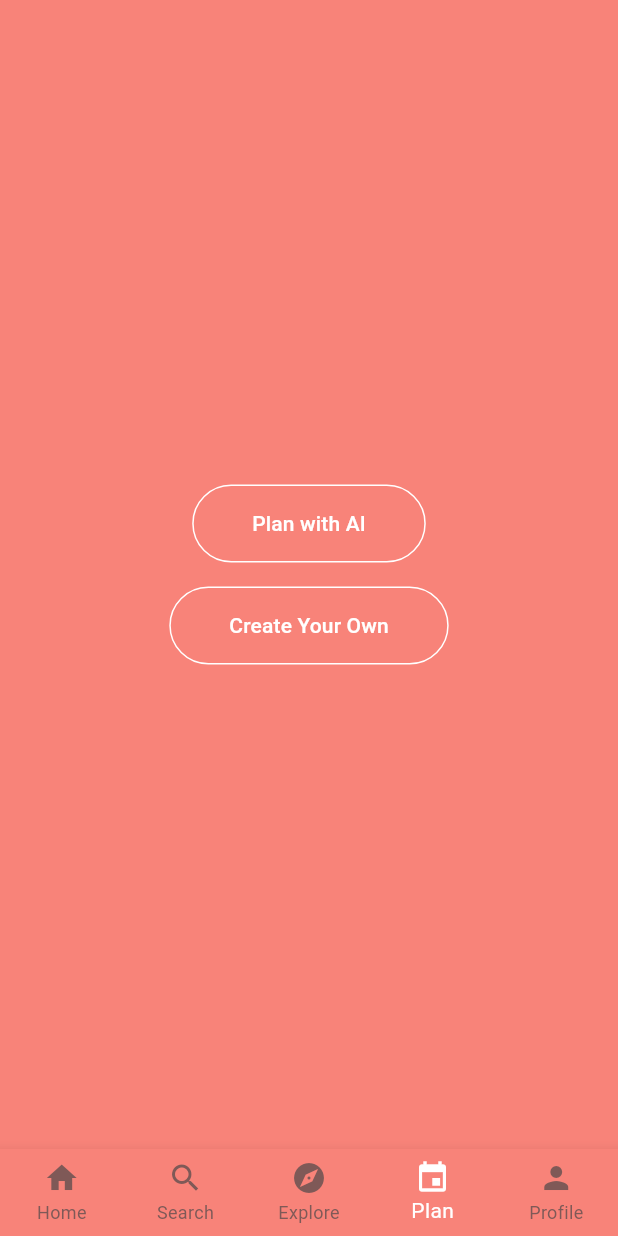
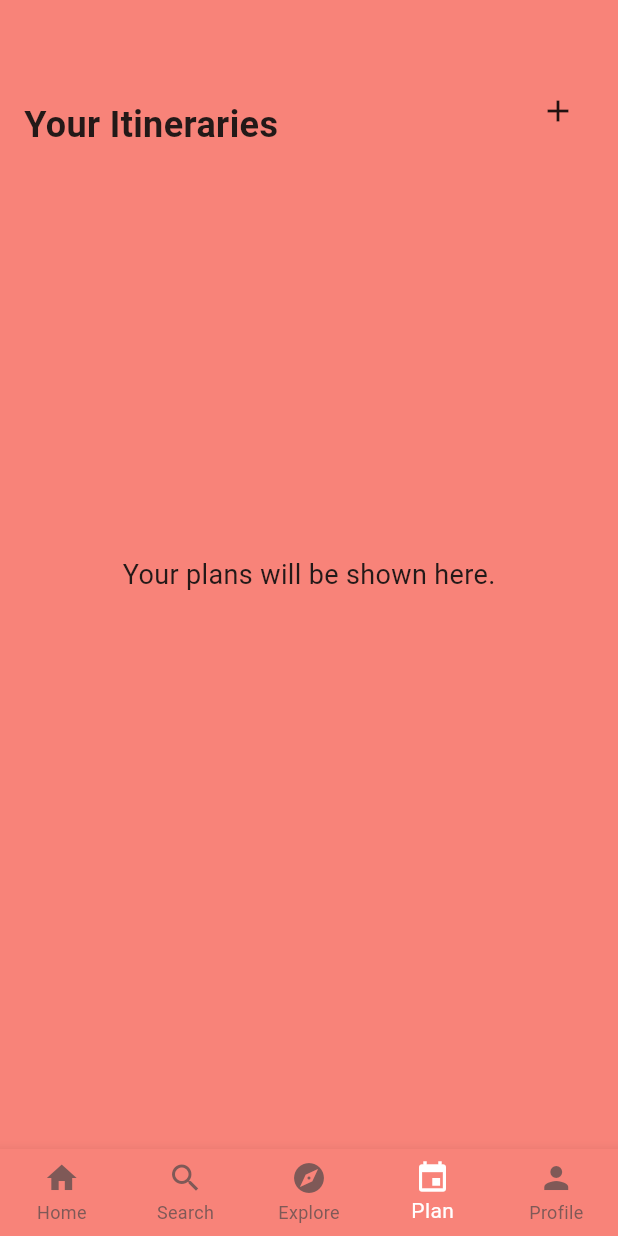
Before and after one commit to aitikirala/wingman_app, a Flutter app: the screen it shows once a user with an empty profile is signed in, item 4 of the bottom bar chosen, on a phone screen of 412 x 824 dp. Run offline on Flutter 3.47's test engine with Material 3 defaults, Android fonts, the phone set to English and light mode, and no system bars; our stand-ins replace cloud_firestore, firebase_auth, firebase_core, geolocator, google_maps_flutter, google_sign_in; accounts and stored records are empty.

Commit message:
made some changes to the itinerary page

```diff
--- a/lib/pages/plan/plan_tab.dart
+++ b/lib/pages/plan/plan_tab.dart
@@ -1,4 +1,3 @@
-// plan_tab.dart
 import 'package:flutter/material.dart';
 import 'calendar.dart'; // Import the calendar screen
 
@@ -7,53 +6,63 @@ class PlanTab extends StatelessWidget {
 
   @override
   Widget build(BuildContext context) {
-    return Center(
-      child: Column(
-        mainAxisAlignment: MainAxisAlignment.center,
+    return Scaffold(
+      body: Stack(
         children: [
-          ElevatedButton(
-            onPressed: () {
-              // Implement the "Plan with AI" functionality here
-            },
-            style: ElevatedButton.styleFrom(
-              backgroundColor: Colors.transparent,
-              shadowColor: Colors.transparent,
-              foregroundColor: Colors.white, // White text color
-              shape: RoundedRectangleBorder(
-                borderRadius: BorderRadius.circular(
-                    30), // Increased for full-rounded effect
-                side: BorderSide(color: Colors.white), // White border
+          Positioned(
+            top: 50,
+            right: 16,
+            child: PopupMenuButton<String>(
+              icon: const Icon(Icons.add),
+              tooltip: 'Add Plan',
+              onSelected: (value) {
+                if (value == 'plan_ai') {
+                  // Add functionality for Plan with AI
+                  print('Plan with AI selected');
+                } else if (value == 'create_own') {
+                  // Navigate to the Calendar screen
+                  Navigator.push(
+                    context,
+                    MaterialPageRoute(
+                      builder: (context) => const Calendar(),
+                    ),
+                  );
+                }
+              },
+              itemBuilder: (BuildContext context) => [
+                const PopupMenuItem(
+                  value: 'plan_ai',
+                  child: ListTile(
+                    leading: Icon(Icons.smart_toy),
+                    title: Text('Plan with AI'),
+                  ),
+                ),
+                const PopupMenuItem(
+                  value: 'create_own',
+                  child: ListTile(
+                    leading: Icon(Icons.edit_calendar),
+                    title: Text('Create Your Own'),
+                  ),
+                ),
+              ],
+            ),
+          ),
+          Positioned(
+            top: 66, // 10 points below the + button
+            left: 16,
+            child: const Text(
+              'Your Itineraries',
+              style: TextStyle(
+                fontSize: 24, // Adjust font size as needed
+                fontWeight: FontWeight.bold,
               ),
-              padding: const EdgeInsets.symmetric(
-                  horizontal: 40,
-                  vertical: 16), // Increase padding for a pill shape
             ),
-            child: const Text('Plan with AI'),
           ),
-          const SizedBox(height: 16),
-          ElevatedButton(
-            onPressed: () {
-              Navigator.push(
-                context,
-                MaterialPageRoute(
-                  builder: (context) => const Calendar(),
-                ),
-              );
-            },
-            style: ElevatedButton.styleFrom(
-              backgroundColor: Colors.transparent,
-              shadowColor: Colors.transparent,
-              foregroundColor: Colors.white, // White text color
-              shape: RoundedRectangleBorder(
-                borderRadius: BorderRadius.circular(
-                    30), // Increased for full-rounded effect
-                side: BorderSide(color: Colors.white), // White border
-              ),
-              padding: const EdgeInsets.symmetric(
-                  horizontal: 40,
-                  vertical: 16), // Increase padding for a pill shape
+          Center(
+            child: const Text(
+              'Your plans will be shown here.',
+              style: TextStyle(fontSize: 18),
             ),
-            child: const Text('Create Your Own'),
           ),
         ],
       ),
```
Also changed, not shown: lib/pages/search/friend_requests.dart (added, +137 -0 lines), lib/pages/search/search_tab.dart (+10 -81 lines).
